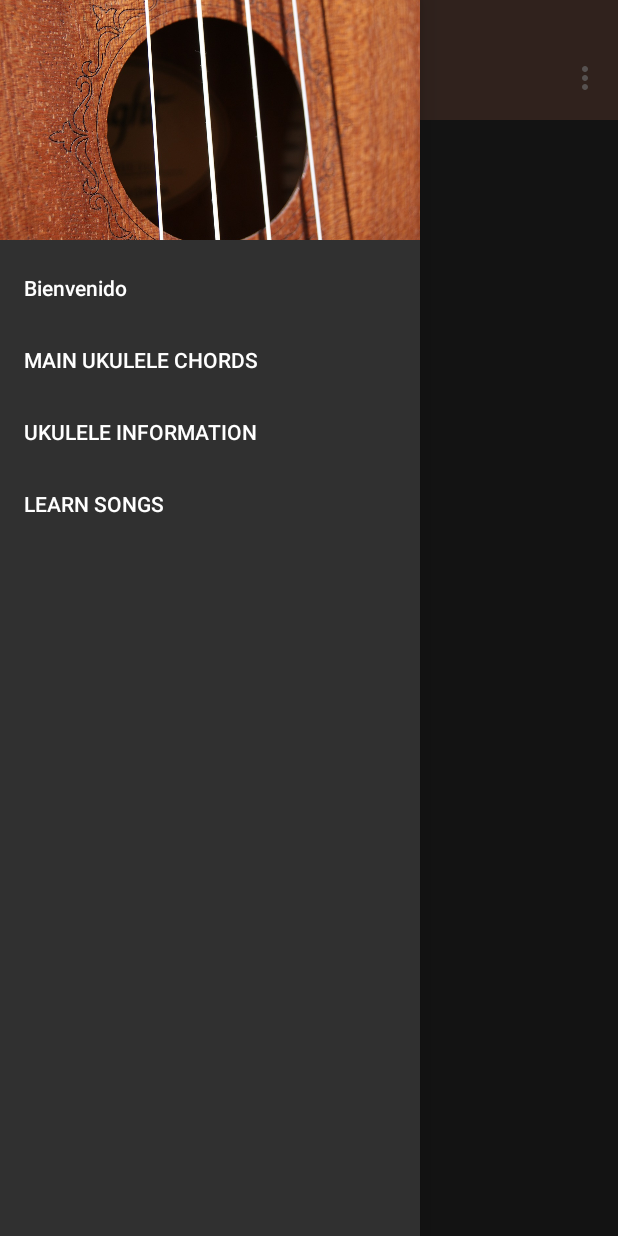
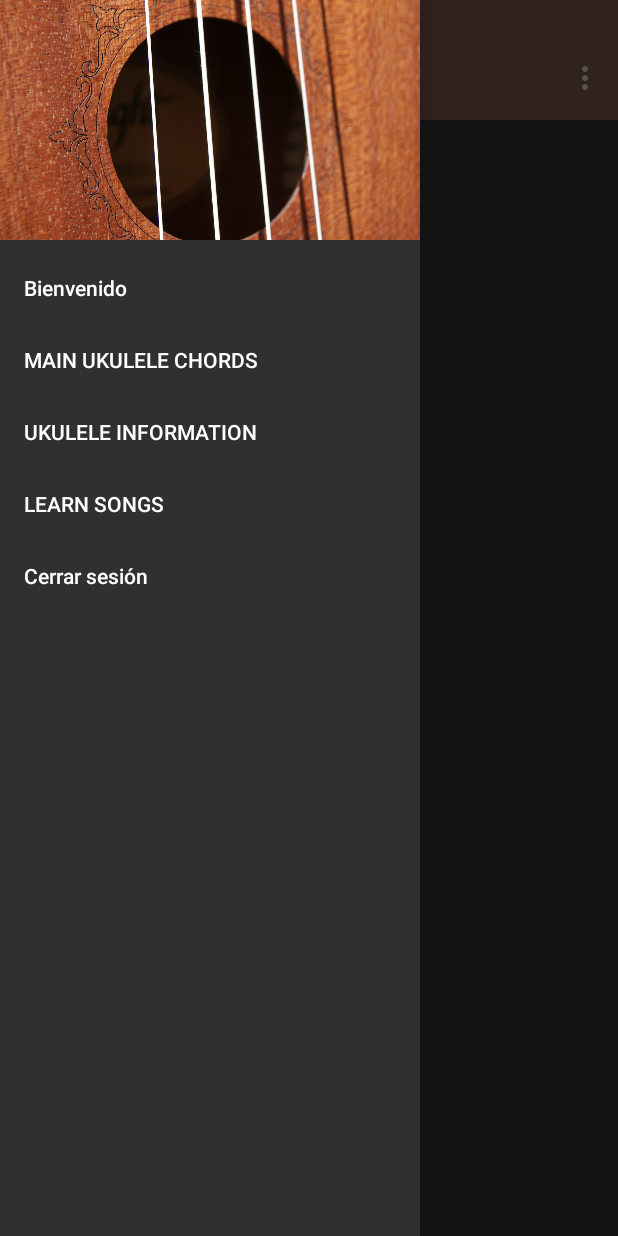
Before and after one commit to jfernandez178/ITI_Proiektua_2, an Android app: the MainActivity screen opened directly, with no data from a screen before it, with the side drawer open, on a phone screen of 412 x 824 dp. Run offline under Robolectric (Android 15) with nearby library versions, the phone set to English and light mode, and no system bars.

Commit message:
Sign out jarri drawerrean ez du funtzionatzen baina

```diff
--- a/UkeleleArrospi/app/src/main/java/com/example/javier/ukelelearrospi/MainActivity.java
+++ b/UkeleleArrospi/app/src/main/java/com/example/javier/ukelelearrospi/MainActivity.java
@@ -60,6 +60,9 @@ public class MainActivity extends AppCompatActivity {
                 break;
             case R.id.drawer_main_learn:
                 fragment = new SongsActivity();
+                break;
+            case R.id.drawer_sign_out:
+                //TODO Sesioa itxi
                 break;
         }
 
@@ -189,7 +192,6 @@ public class MainActivity extends AppCompatActivity {
 	public void openLearn(View v) {
 		Intent i = new Intent("assig.app2.learnukulele.SongsActivity");
 		startActivity(i);
-
 	}
 
 
--- a/UkeleleArrospi/app/src/main/res/menu/drawer.xml
+++ b/UkeleleArrospi/app/src/main/res/menu/drawer.xml
@@ -14,6 +14,9 @@
         <item
             android:id="@+id/drawer_main_learn"
             android:title="@string/main_learn"/>
+        <item
+            android:id="@+id/drawer_sign_out"
+            android:title="@string/sign_out"/>
     </group>
 
 </menu>
--- a/UkeleleArrospi/app/src/main/res/values/strings.xml
+++ b/UkeleleArrospi/app/src/main/res/values/strings.xml
@@ -29,6 +29,6 @@
 
     <string name="titulo">Título</string>
     <string name="autor">Autor</string>
-
+    <string name="sign_out">Cerrar sesión</string>
 
 </resources>
```
